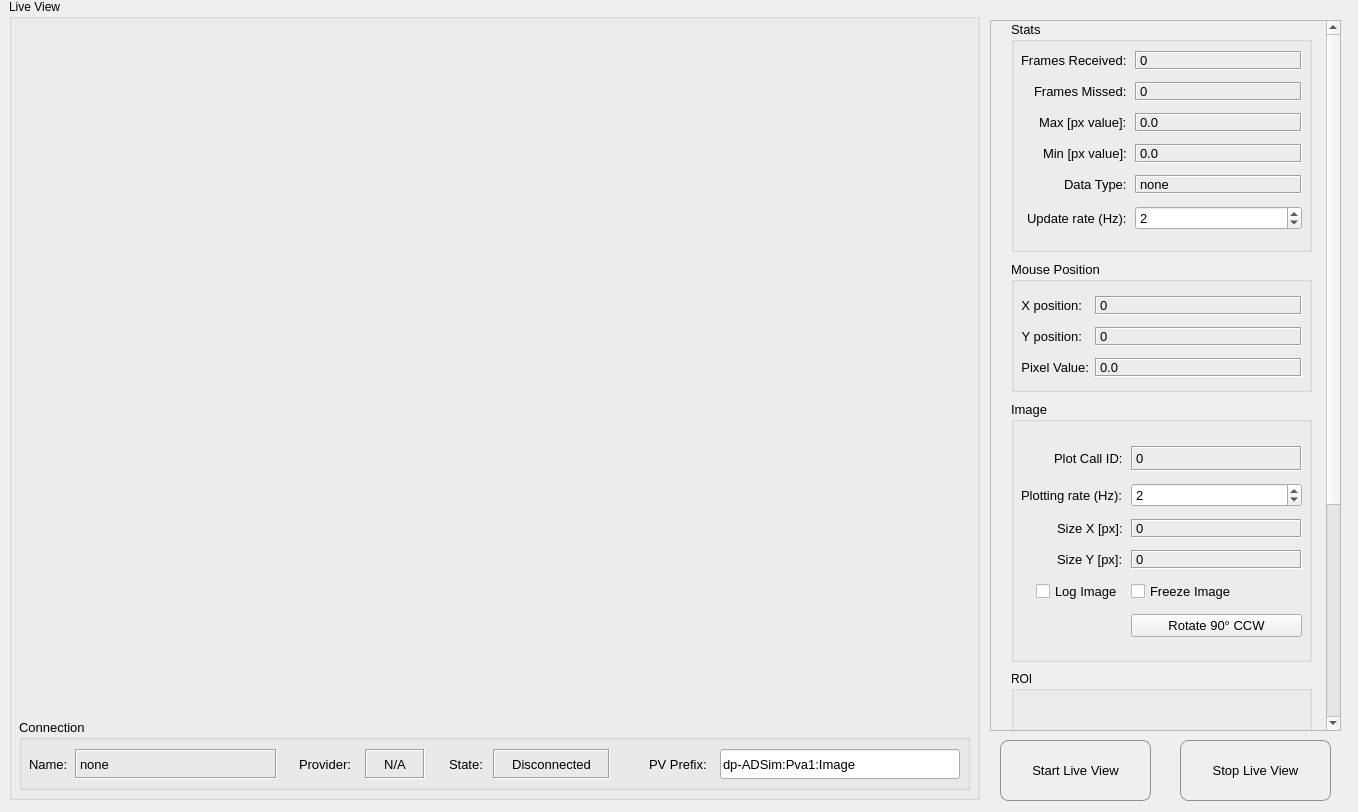
Before: the Qt Designer form gui/imageshow.ui in AdvancedPhotonSource/DashPVA, drawn with Qt 5.
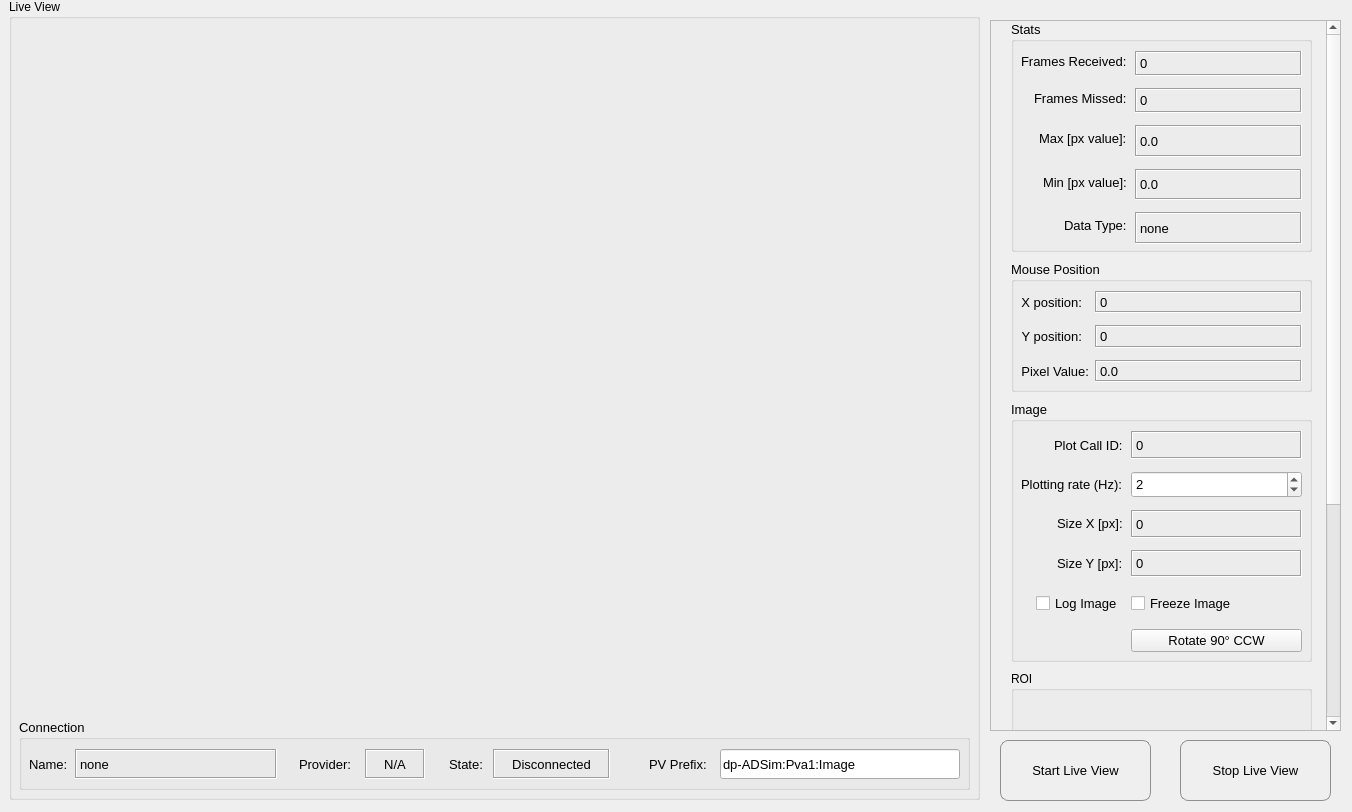
After: the same form once the commit is applied.

Commit message: Image VIewer 1.0, minor updates to the ui, better labeling of the gui components

What changed in the file:
```diff
--- a/gui/imageshow.ui
+++ b/gui/imageshow.ui
@@ -6,10 +6,16 @@
    <rect>
     <x>0</x>
     <y>0</y>
-    <width>1358</width>
+    <width>1352</width>
     <height>812</height>
    </rect>
   </property>
+  <property name="sizePolicy">
+   <sizepolicy hsizetype="Expanding" vsizetype="Expanding">
+    <horstretch>0</horstretch>
+    <verstretch>0</verstretch>
+   </sizepolicy>
+  </property>
   <property name="windowTitle">
    <string>MainWindow</string>
   </property>
@@ -377,7 +383,7 @@
      </rect>
     </property>
     <property name="sizePolicy">
-     <sizepolicy hsizetype="Fixed" vsizetype="Fixed">
+     <sizepolicy hsizetype="Expanding" vsizetype="Fixed">
       <horstretch>0</horstretch>
       <verstretch>0</verstretch>
      </sizepolicy>
@@ -434,7 +440,7 @@
        </rect>
       </property>
       <property name="sizePolicy">
-       <sizepolicy hsizetype="Fixed" vsizetype="Fixed">
+       <sizepolicy hsizetype="Expanding" vsizetype="Expanding">
         <horstretch>0</horstretch>
         <verstretch>0</verstretch>
        </sizepolicy>
@@ -495,10 +501,16 @@
         </item>
         <item row="0" column="1">
          <widget class="QLabel" name="frames_received_val">
+          <property name="sizePolicy">
+           <sizepolicy hsizetype="Expanding" vsizetype="Expanding">
+            <horstretch>0</horstretch>
+            <verstretch>0</verstretch>
+           </sizepolicy>
+          </property>
           <property name="minimumSize">
            <size>
             <width>0</width>
-            <height>0</height>
+            <height>25</height>
            </size>
           </property>
           <property name="maximumSize">
@@ -543,11 +555,17 @@
          </widget>
         </item>
         <item row="1" column="1">
-         <widget class="QLabel" name="missed_frames">
+         <widget class="QLabel" name="missed_frames_val">
+          <property name="sizePolicy">
+           <sizepolicy hsizetype="Expanding" vsizetype="Expanding">
+            <horstretch>0</horstretch>
+            <verstretch>0</verstretch>
+           </sizepolicy>
+          </property>
           <property name="minimumSize">
            <size>
             <width>0</width>
-            <height>0</height>
+            <height>25</height>
            </size>
           </property>
           <property name="maximumSize">
@@ -581,6 +599,18 @@
         </item>
         <item row="2" column="1">
          <widget class="QLabel" name="max_px_val">
+          <property name="sizePolicy">
+           <sizepolicy hsizetype="Expanding" vsizetype="Expanding">
+            <horstretch>0</horstretch>
+            <verstretch>0</verstretch>
+           </sizepolicy>
+          </property>
+          <property name="minimumSize">
+           <size>
+            <width>0</width>
+            <height>25</height>
+           </size>
+          </property>
           <property name="frameShape">
            <enum>QFrame::Box</enum>
           </property>
@@ -606,6 +636,18 @@
         </item>
         <item row="3" column="1">
          <widget class="QLabel" name="min_px_val">
+          <property name="sizePolicy">
+           <sizepolicy hsizetype="Expanding" vsizetype="Expanding">
+            <horstretch>0</horstretch>
+            <verstretch>0</verstretch>
+           </sizepolicy>
+          </property>
+          <property name="minimumSize">
+           <size>
+            <width>0</width>
+            <height>25</height>
+           </size>
+          </property>
           <property name="frameShape">
            <enum>QFrame::Box</enum>
           </property>
@@ -626,6 +668,18 @@
         </item>
         <item row="4" column="1">
          <widget class="QLabel" name="data_type_val">
+          <property name="sizePolicy">
+           <sizepolicy hsizetype="Expanding" vsizetype="Expanding">
+            <horstretch>0</horstretch>
+            <verstretch>0</verstretch>
+           </sizepolicy>
+          </property>
+          <property name="minimumSize">
+           <size>
+            <width>0</width>
+            <height>25</height>
+           </size>
+          </property>
           <property name="frameShape">
            <enum>QFrame::Box</enum>
           </property>
@@ -637,34 +691,6 @@
           </property>
          </widget>
         </item>
-        <item row="5" column="0">
-         <widget class="QLabel" name="update_label">
-          <property name="minimumSize">
-           <size>
-            <width>28</width>
-            <height>16</height>
-           </size>
-          </property>
-          <property name="font">
-           <font>
-            <pointsize>10</pointsize>
-           </font>
-          </property>
-          <property name="text">
-           <string>Update rate (Hz):</string>
-          </property>
-         </widget>
-        </item>
-        <item row="5" column="1">
-         <widget class="QSpinBox" name="update_frequency">
-          <property name="maximum">
-           <number>999999999</number>
-          </property>
-          <property name="value">
-           <number>2</number>
-          </property>
-         </widget>
-        </item>
        </layout>
       </widget>
      </widget>
@@ -680,6 +706,12 @@
         <height>131</height>
        </rect>
       </property>
+      <property name="sizePolicy">
+       <sizepolicy hsizetype="Expanding" vsizetype="Expanding">
+        <horstretch>0</horstretch>
+        <verstretch>0</verstretch>
+       </sizepolicy>
+      </property>
       <property name="font">
        <font>
         <pointsize>10</pointsize>
@@ -747,7 +779,13 @@
          </widget>
         </item>
         <item row="0" column="1">
-         <widget class="QLabel" name="mouse_x_value">
+         <widget class="QLabel" name="mouse_x_val">
+          <property name="sizePolicy">
+           <sizepolicy hsizetype="Expanding" vsizetype="Expanding">
+            <horstretch>0</horstretch>
+            <verstretch>0</verstretch>
+           </sizepolicy>
+          </property>
           <property name="font">
            <font>
             <pointsize>10</pointsize>
@@ -789,7 +827,13 @@
          </widget>
         </item>
         <item row="1" column="1">
-         <widget class="QLabel" name="mouse_y_value">
+         <widget class="QLabel" name="mouse_y_val">
+          <property name="sizePolicy">
+           <sizepolicy hsizetype="Expanding" vsizetype="Expanding">
+            <horstretch>0</horstretch>
+            <verstretch>0</verstretch>
+           </sizepolicy>
+          </property>
           <property name="font">
            <font>
             <pointsize>10</pointsize>
@@ -823,6 +867,12 @@
         </item>
         <item row="2" column="1">
          <widget class="QLabel" name="mouse_px_val">
+          <property name="sizePolicy">
+           <sizepolicy hsizetype="Expanding" vsizetype="Expanding">
+            <horstretch>0</horstretch>
+            <verstretch>0</verstretch>
+           </sizepolicy>
+          </property>
           <property name="font">
            <font>
             <pointsize>10</pointsize>
@@ -851,6 +901,12 @@
         <height>261</height>
        </rect>
       </property>
+      <property name="sizePolicy">
+       <sizepolicy hsizetype="Expanding" vsizetype="Expanding">
+        <horstretch>0</horstretch>
+        <verstretch>0</verstretch>
+       </sizepolicy>
+      </property>
       <property name="font">
        <font>
         <pointsize>10</pointsize>
@@ -907,6 +963,12 @@
         </item>
         <item row="0" column="1">
          <widget class="QLabel" name="plot_call_id">
+          <property name="sizePolicy">
+           <sizepolicy hsizetype="Expanding" vsizetype="Expanding">
+            <horstretch>0</horstretch>
+            <verstretch>0</verstretch>
+           </sizepolicy>
+          </property>
           <property name="minimumSize">
            <size>
             <width>0</width>
@@ -949,6 +1011,12 @@
         </item>
         <item row="1" column="1">
          <widget class="QSpinBox" name="plotting_frequency">
+          <property name="sizePolicy">
+           <sizepolicy hsizetype="Expanding" vsizetype="Expanding">
+            <horstretch>0</horstretch>
+            <verstretch>0</verstretch>
+           </sizepolicy>
+          </property>
           <property name="maximum">
            <number>999999999</number>
           </property>
@@ -974,6 +1042,12 @@
           <property name="enabled">
            <bool>true</bool>
           </property>
+          <property name="sizePolicy">
+           <sizepolicy hsizetype="Expanding" vsizetype="Expanding">
+            <horstretch>0</horstretch>
+            <verstretch>0</verstretch>
+           </sizepolicy>
+          </property>
           <property name="font">
            <font>
             <pointsize>10</pointsize>
@@ -1003,7 +1077,13 @@
          </widget>
         </item>
         <item row="3" column="1">
-         <widget class="QLabel" name="size_y_value">
+         <widget class="QLabel" name="size_y_val">
+          <property name="sizePolicy">
+           <sizepolicy hsizetype="Expanding" vsizetype="Expanding">
+            <horstretch>0</horstretch>
+            <verstretch>0</verstretch>
+           </sizepolicy>
+          </property>
           <property name="font">
            <font>
             <pointsize>10</pointsize>
@@ -1028,6 +1108,12 @@
           <property name="enabled">
            <bool>true</bool>
           </property>
+          <property name="sizePolicy">
+           <sizepolicy hsizetype="Expanding" vsizetype="Expanding">
+            <horstretch>0</horstretch>
+            <verstretch>0</verstretch>
+           </sizepolicy>
+          </property>
           <property name="font">
            <font>
             <pointsize>10</pointsize>
@@ -1045,7 +1131,13 @@
          </widget>
         </item>
         <item row="4" column="1">
-         <widget class="QCheckBox" name="freeze_plot">
+         <widget class="QCheckBox" name="freeze_image">
+          <property name="sizePolicy">
+           <sizepolicy hsizetype="Expanding" vsizetype="Expanding">
+            <horstretch>0</horstretch>
+            <verstretch>0</verstretch>
+           </sizepolicy>
+          </property>
           <property name="text">
            <string>Freeze Image</string>
           </property>
```
Left out of the diff: 42 changed lines with no effect on the pictures. The commit also changes 1 other file.
